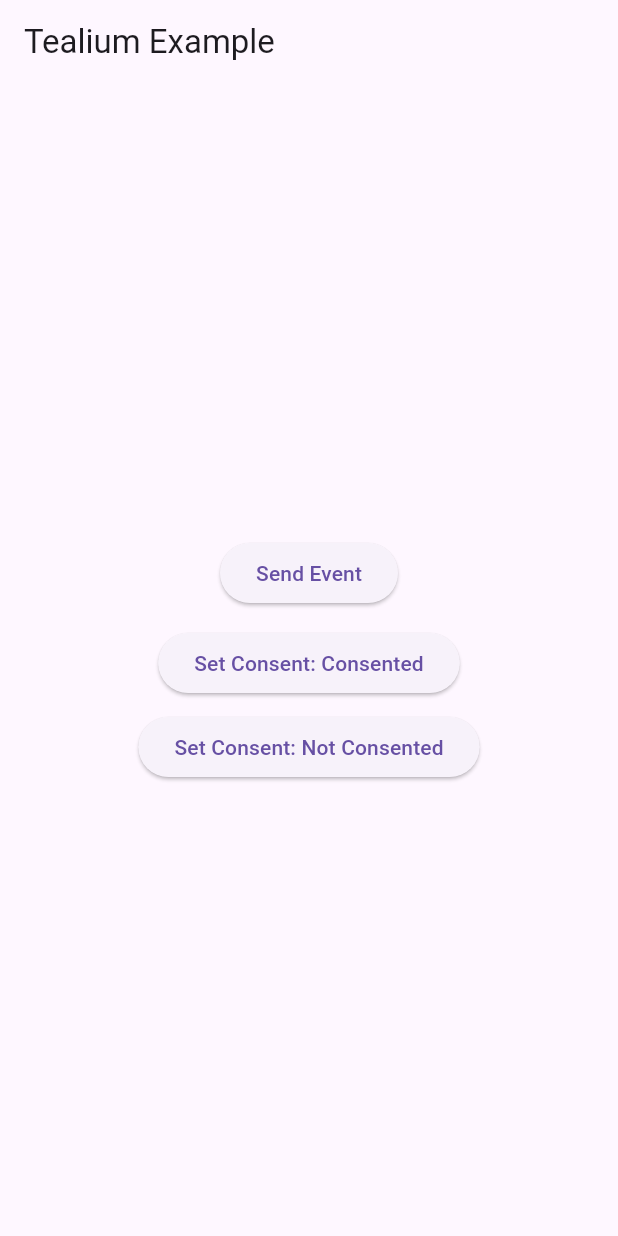
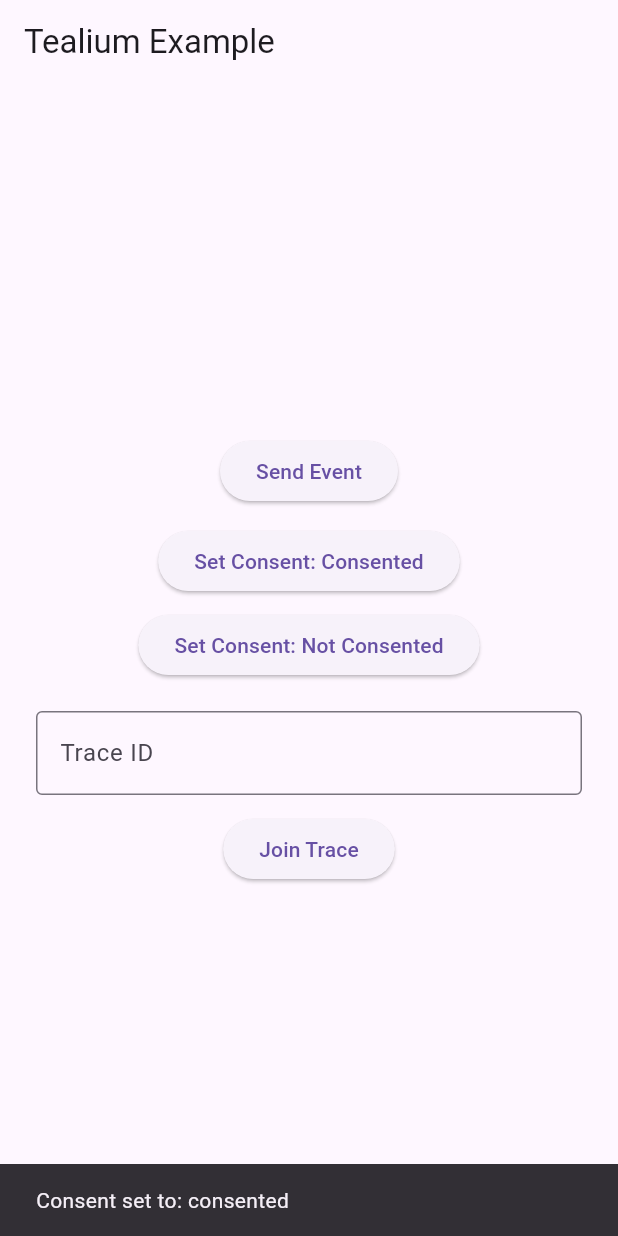
Before and after one commit to tealium-apj/tealium-apj-flutter, a Flutter app: the screen it shows after launch, after a tap on "Set Consent: Consented", on a phone screen of 412 x 824 dp. Run offline on Flutter 3.47's test engine with Material 3 defaults, Android fonts, the phone set to English and light mode, and no system bars; missing offline and left inert: tealium.

Commit message:
added trace

```diff
--- a/lib/main.dart
+++ b/lib/main.dart
@@ -43,8 +43,21 @@
   }
 }
 
-class HomePage extends StatelessWidget {
+class HomePage extends StatefulWidget {
   const HomePage({super.key});
+
+  @override
+  State<HomePage> createState() => _HomePageState();
+}
+
+class _HomePageState extends State<HomePage> {
+  final TextEditingController _traceController = TextEditingController();
+
+  @override
+  void dispose() {
+    _traceController.dispose();
+    super.dispose();
+  }
 
   void _sendEvent() {
     Tealium.track(TealiumEvent("button_click", {
@@ -55,10 +68,30 @@
 
   void _setConsentConsented() {
     Tealium.setConsentStatus(ConsentStatus.consented);
+    ScaffoldMessenger.of(context).showSnackBar(
+      const SnackBar(content: Text('Consent set to: consented')),
+    );
   }
 
   void _setConsentNotConsented() {
     Tealium.setConsentStatus(ConsentStatus.notConsented);
+    ScaffoldMessenger.of(context).showSnackBar(
+      const SnackBar(content: Text('Consent set to: notConsented')),
+    );
+  }
+
+  void _joinTrace() {
+    final id = _traceController.text.trim();
+    if (id.isNotEmpty) {
+      Tealium.joinTrace(id);
+      ScaffoldMessenger.of(context).showSnackBar(
+        SnackBar(content: Text('Joined trace: $id')),
+      );
+    } else {
+      ScaffoldMessenger.of(context).showSnackBar(
+        const SnackBar(content: Text('Please enter a trace id')),
+      );
+    }
   }
 
   @override
@@ -83,6 +116,23 @@
               onPressed: _setConsentNotConsented,
               child: const Text("Set Consent: Not Consented"),
             ),
+            const SizedBox(height: 20),
+            Padding(
+              padding: const EdgeInsets.symmetric(horizontal: 24.0),
+              child: TextField(
+                controller: _traceController,
+                decoration: const InputDecoration(
+                  border: OutlineInputBorder(),
+                  labelText: 'Trace ID',
+                  hintText: 'Enter server-side trace id',
+                ),
+              ),
+            ),
+            const SizedBox(height: 12),
+            ElevatedButton(
+              onPressed: _joinTrace,
+              child: const Text('Join Trace'),
+            ),
           ],
         ),
       ),
```
